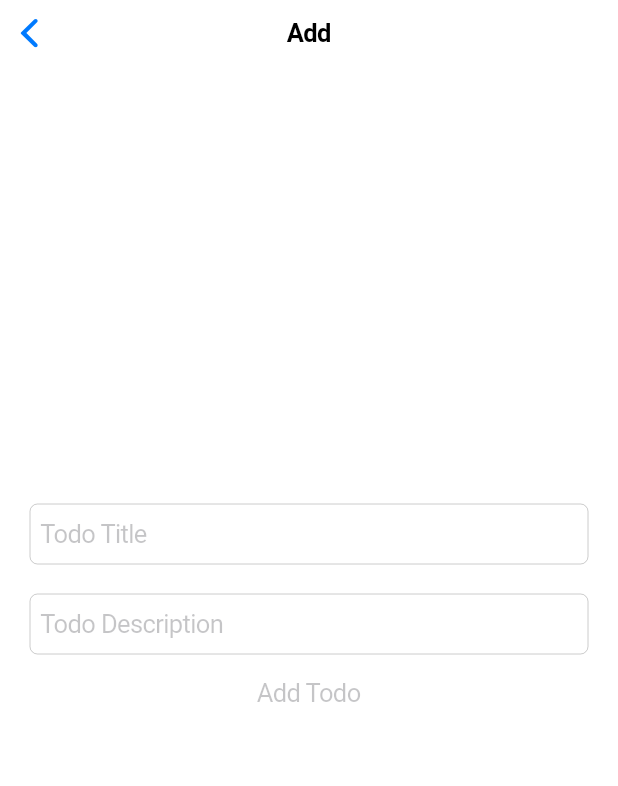
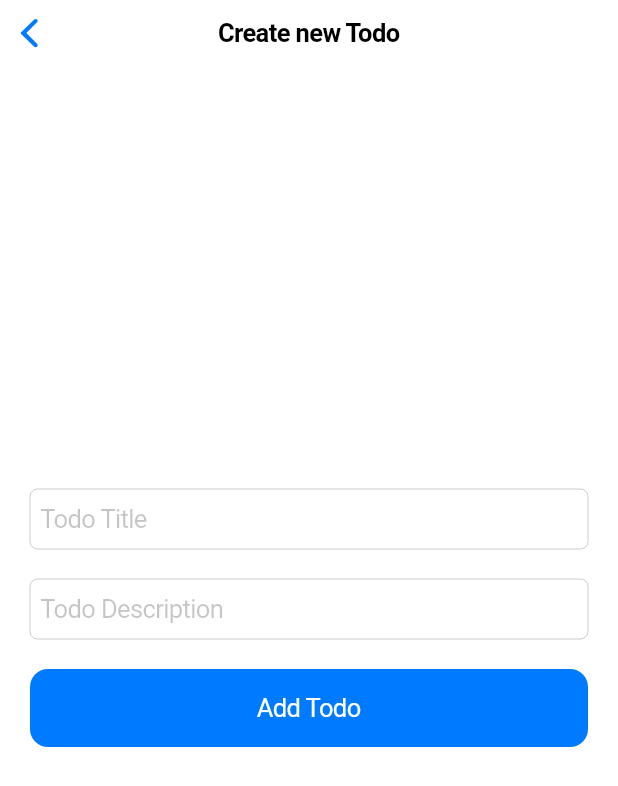
Before and after one commit to vidarshan/flutter-countdown, a Flutter app: the AddToDoScreen screen opened by its route, on a phone screen of 412 x 824 dp. Shown: the top 786 px of the screen. Run offline on Flutter 3.47's test engine with Material 2 defaults, Android fonts, the phone set to English and light mode, and no system bars.

```diff
--- a/lib/screens/AddToDoScreen.dart
+++ b/lib/screens/AddToDoScreen.dart
@@ -1,30 +1,65 @@
 import 'package:flutter/cupertino.dart';
+import 'package:to_dos/models/Todo.dart';
+import 'package:to_dos/state/todo/actions.dart';
 
 class AddToDoScreen extends StatefulWidget {
-  AddToDoScreen({Key? key}) : super(key: key);
+  const AddToDoScreen({Key? key}) : super(key: key);
 
   @override
   State<AddToDoScreen> createState() => _AddToDoScreenState();
 }
 
 class _AddToDoScreenState extends State<AddToDoScreen> {
+  final myController = TextEditingController();
+  late ToDoActions toDoActions = ToDoActions(context: context);
+
+  @override
+  void initState() {
+    super.initState();
+    myController.addListener(_printLatestValue);
+  }
+
+  @override
+  void dispose() {
+    myController.dispose();
+    super.dispose();
+  }
+
+  void addToDo() {
+    ToDo newTodo = ToDo(name: 'Buy Milk', description: 'Buy 4L of milk');
+    toDoActions.addToDo(newTodo);
+  }
+
+  void _printLatestValue() {
+    print('Second text field: ${myController.text}');
+  }
+
   @override
   Widget build(BuildContext context) {
     return CupertinoPageScaffold(
-      navigationBar: const CupertinoNavigationBar(middle: Text('Add')),
+      navigationBar:
+          const CupertinoNavigationBar(middle: Text('Create new Todo')),
       child: Container(
         margin: const EdgeInsets.only(left: 20, right: 20),
         child: Column(
             mainAxisAlignment: MainAxisAlignment.center,
             crossAxisAlignment: CrossAxisAlignment.center,
-            children: const [
-              SizedBox(
+            children: [
+              // Row(
+              //   children: const [
+              //     Text(
+              //       'Title',
+              //       textAlign: TextAlign.left,
+              //     )
+              //   ],
+              // ),
+              const SizedBox(
                 height: 40,
                 child: CupertinoTextField(
                   placeholder: 'Todo Title',
                 ),
               ),
-              Padding(
+              const Padding(
                 padding: EdgeInsets.only(top: 20),
                 child: SizedBox(
                   height: 40,
@@ -33,7 +68,14 @@ class _AddToDoScreenState extends State<AddToDoScreen> {
                   ),
                 ),
               ),
-              CupertinoButton(onPressed: null, child: Text('Add Todo'))
+              Padding(
+                padding: const EdgeInsets.only(top: 20),
+                child: SizedBox(
+                  width: double.maxFinite,
+                  child: CupertinoButton.filled(
+                      onPressed: addToDo, child: const Text('Add Todo')),
+                ),
+              )
             ]),
       ),
     );
```
Also changed, not shown: lib/forms/AddToDoForm.dart (added, +42 -0 lines).
